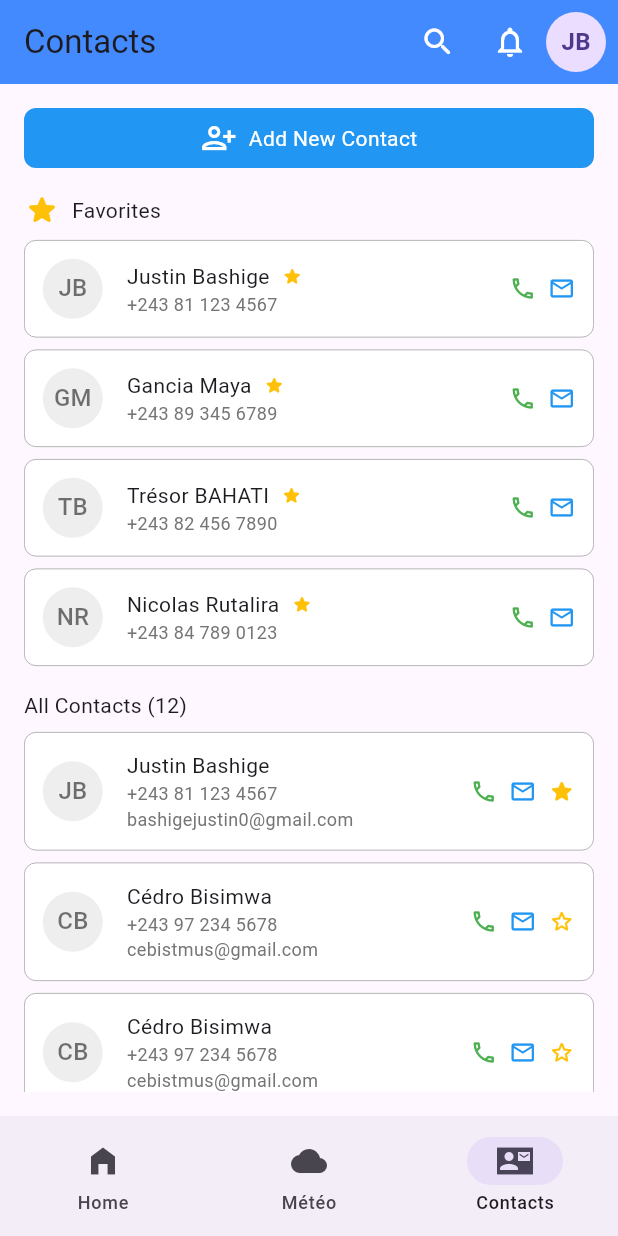
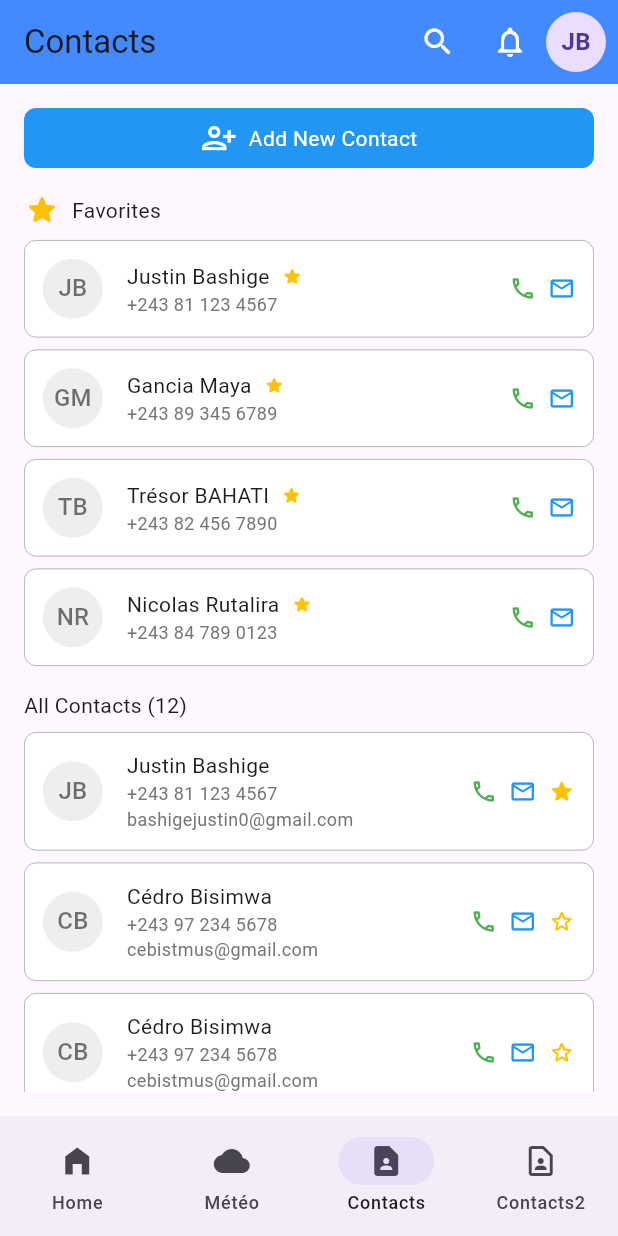
Before and after one commit to gdgocucbukavu/flutter_gdgocucb_rattrapage, a Flutter app: the screen it shows after launch, item 3 of the bottom bar chosen, on a phone screen of 412 x 824 dp. Run offline on Flutter 3.47's test engine with Material 3 defaults, Android fonts, the phone set to English and light mode, and no system bars.

Commit message:
dernière session de rattrapage

```diff
--- a/lib/data/models/contact_model.dart
+++ b/lib/data/models/contact_model.dart
@@ -22,4 +22,9 @@ class ContactModel {
 
   String get fullName => '$firstName $lastName';
   String get initials => '${firstName[0]}${lastName[0]}'.toUpperCase();
+  void changeFavoriteState() {
+    isFavorite = !isFavorite;
+  }
 }
+
+// ValueNotifier<ContactModel> dynamicContactModel = ValueNotifier(_value);
--- a/lib/main.dart
+++ b/lib/main.dart
@@ -1,4 +1,5 @@
 import 'package:flutter/material.dart';
+import 'package:flutter_gdgocucb_rattrapage/routes/routes_names.dart';
 import 'package:flutter_web_plugins/url_strategy.dart';
 
 import 'data/data.dart';
@@ -16,15 +17,16 @@ class MainApp extends StatelessWidget {
   Widget build(BuildContext context) {
     return MaterialApp(
       debugShowCheckedModeBanner: false,
-      initialRoute: '/',
+      initialRoute: RoutesNames.host,
       routes: {
-        '/notifications': (context) => NotificationScreen(),
-        '/profile': (context) => ProfilePage(),
-        '/': (context) => HostPage(),
+        RoutesNames.notifications: (context) => NotificationScreen(),
+        RoutesNames.profile: (context) => ProfilePage(),
+        RoutesNames.host: (context) => HostPage(),
       },
       onGenerateRoute: (routeSettings) {
         // Gestion des routes dynamiques pour /contact-details-<email>
-        if (routeSettings.name?.startsWith('/contact-details-') == true) {
+        if (routeSettings.name?.startsWith(RoutesNames.contactDetails) ==
+            true) {
           final contact = routeSettings.arguments as ContactModel?;
           if (contact != null) {
             return MaterialPageRoute(
@@ -36,7 +38,7 @@ class MainApp extends StatelessWidget {
 
         // Routes statiques
         switch (routeSettings.name) {
-          case '/':
+          case RoutesNames.host:
             return MaterialPageRoute(builder: (context) => HostPage());
           default:
             return MaterialPageRoute(
--- a/lib/pages/contacts_page.dart
+++ b/lib/pages/contacts_page.dart
@@ -1,15 +1,22 @@
 import 'package:flutter/material.dart';
 
 import '../data/data.dart';
+import '../routes/routes.dart';
 
-class ContactsPage extends StatelessWidget {
+class ContactsPage extends StatefulWidget {
   const ContactsPage({super.key});
 
   @override
+  State<ContactsPage> createState() => _ContactsPageState();
+}
+
+class _ContactsPageState extends State<ContactsPage> {
+  @override
   Widget build(BuildContext context) {
-    final favoriteContacts = localContactsData
-        .where((contact) => contact.isFavorite)
-        .toList();
+    final favoriteContacts = localContactsData.where((contact) {
+      setState(() {});
+      return contact.isFavorite;
+    }).toList();
 
     return Scaffold(
       body: Padding(
@@ -90,7 +97,7 @@ class ContactsPage extends StatelessWidget {
   }
 }
 
-class ContactCardView extends StatelessWidget {
+class ContactCardView extends StatefulWidget {
   const ContactCardView({
     super.key,
     required this.currentContact,
@@ -101,12 +108,18 @@ class ContactCardView extends StatelessWidget {
   final bool isFavorite;
 
   @override
+  State<ContactCardView> createState() => _ContactCardViewState();
+}
+
+class _ContactCardViewState extends State<ContactCardView> {
+  @override
   Widget build(BuildContext context) {
     return InkWell(
       onTap: () {
-        final routeName =
-            '/contact-details-${Uri.encodeComponent(currentContact.email)}';
-        Navigator.of(context).pushNamed(routeName, arguments: currentContact);
+        RoutesConfig.goToContactDetails(
+          context,
+          contact: widget.currentContact,
+        );
       },
       child: Container(
         margin: const EdgeInsets.only(bottom: 8),
@@ -126,7 +139,7 @@ class ContactCardView extends StatelessWidget {
                 CircleAvatar(
                   backgroundColor: Colors.grey.shade200,
                   foregroundColor: Colors.black54,
-                  child: Text(currentContact.initials),
+                  child: Text(widget.currentContact.initials),
                 ),
                 Column(
                   crossAxisAlignment: .start,
@@ -134,10 +147,10 @@ class ContactCardView extends StatelessWidget {
                     Row(
                       spacing: 8,
                       children: [
-                        Text(currentContact.fullName),
-                        if (isFavorite)
+                        Text(widget.currentContact.fullName),
+                        if (widget.isFavorite)
                           Icon(
-                            currentContact.isFavorite
+                            widget.currentContact.isFavorite
                                 ? Icons.star_rounded
                                 : Icons.star_outline_rounded,
                             color: Colors.amber,
@@ -146,15 +159,15 @@ class ContactCardView extends StatelessWidget {
                       ],
                     ),
                     Text(
-                      currentContact.phoneNumber,
+                      widget.currentContact.phoneNumber,
                       style: TextStyle(
                         color: Colors.grey.shade600,
                         fontSize: 12,
                       ),
                     ),
-                    if (!isFavorite)
+                    if (!widget.isFavorite)
                       Text(
-                        currentContact.email,
+                        widget.currentContact.email,
                         style: TextStyle(
                           color: Colors.grey.shade600,
                           fontSize: 12,
@@ -169,11 +182,15 @@ class ContactCardView extends StatelessWidget {
               children: [
                 Icon(Icons.phone_outlined, color: Colors.green, size: 18),
                 Icon(Icons.email_outlined, color: Colors.blue, size: 18),
-                if (!isFavorite)
+                if (!widget.isFavorite)
                   GestureDetector(
-                    onTap: () {},
+                    onTap: () {
+                      setState(() {
+                        widget.currentContact.changeFavoriteState();
+                      });
+                    },
                     child: Icon(
-                      currentContact.isFavorite
+                      widget.currentContact.isFavorite
                           ? Icons.star_rounded
                           : Icons.star_outline_rounded,
                       color: Colors.amber,
--- a/lib/pages/host_page.dart
+++ b/lib/pages/host_page.dart
@@ -12,8 +12,19 @@ class HostPage extends StatefulWidget {
 
 class _HostPageState extends State<HostPage> {
   int pageIndex = 0;
-  List pages = [HomePage(), WeatherScreen(), ContactsPage()];
-  List<String> pagesNames = const ["Home", "Météo", 'Contacts'];
+  List pages = [
+    HomePage(),
+    WeatherScreen(),
+    ContactsPage(),
+    ContactsPageWithSearchEngine(),
+  ];
+  List<String> pagesNames = const ["Home", "Météo", 'Contacts', 'Contacts2'];
+  List<IconData> pagesIcons = const [
+    Icons.home_filled,
+    Icons.cloud_rounded,
+    Icons.contact_page,
+    Icons.contact_page_outlined,
+  ];
 
   @override
   Widget build(BuildContext context) {
@@ -27,17 +38,12 @@ class _HostPageState extends State<HostPage> {
             pageIndex = value;
           });
         },
-        destinations: [
-          NavigationDestination(
-            icon: Icon(Icons.home_filled),
-            label: pagesNames.first,
-          ),
-          NavigationDestination(icon: Icon(Icons.cloud), label: pagesNames[1]),
-          NavigationDestination(
-            icon: Icon(Icons.contact_mail_sharp),
-            label: pagesNames[2],
-          ),
-        ],
+        destinations: List.generate(pagesNames.length, (index) {
+          return NavigationDestination(
+            icon: Icon(pagesIcons[index]),
+            label: pagesNames[index],
+          );
+        }),
       ),
     );
   }
--- a/lib/router/routes_names.dart
+++ /dev/null
@@ -1,4 +0,0 @@
-class RoutesNames {
-  static const String home = 'Home';
-  static const String contacts = 'Contacts';
-}
--- a/lib/router/routes_paths.dart
+++ /dev/null
@@ -1,4 +0,0 @@
-class RoutesPaths {
-  static const String home = '/';
-  static const String contacts = '/contacts';
-}
--- /dev/null
+++ b/lib/routes/routes.dart
@@ -0,0 +1,2 @@
+export 'routes_config.dart';
+export 'routes_names.dart';
--- /dev/null
+++ b/lib/routes/routes_config.dart
@@ -0,0 +1,23 @@
+import 'package:flutter/material.dart';
+import 'package:flutter_gdgocucb_rattrapage/data/data.dart';
+
+import 'routes.dart';
+
+class RoutesConfig {
+  static void goToContactDetails(
+    BuildContext context, {
+    required ContactModel contact,
+  }) {
+    final routeName =
+        RoutesNames.contactDetails + Uri.encodeComponent(contact.email);
+    Navigator.of(context).pushNamed(routeName, arguments: contact);
+  }
+
+  static void goToNotification(BuildContext context) {
+    Navigator.of(context).pushNamed(RoutesNames.notifications);
+  }
+
+  static void goToProfile(BuildContext context) {
+    Navigator.of(context).pushNamed(RoutesNames.profile);
+  }
+}
--- /dev/null
+++ b/lib/routes/routes_names.dart
@@ -0,0 +1,6 @@
+class RoutesNames {
+  static const host = "/";
+  static const notifications = "/notifications";
+  static const profile = "/profile";
+  static const contactDetails = "/contact-details-";
+}
--- a/lib/widgets/custom_app_bar.dart
+++ b/lib/widgets/custom_app_bar.dart
@@ -1,4 +1,6 @@
 import 'package:flutter/material.dart';
+
+import '../routes/routes.dart';
 
 AppBar customAppBar(
   BuildContext context, {
@@ -16,13 +18,13 @@ AppBar customAppBar(
         ),
       IconButton(
         onPressed: () {
-          Navigator.pushNamed(context, "/notifications");
+          RoutesConfig.goToNotification(context);
         },
         icon: Icon(Icons.notifications_outlined, color: Colors.white),
       ),
       InkWell(
         onTap: () {
-          Navigator.pushNamed(context, "/profile");
+          RoutesConfig.goToProfile(context);
         },
         child: Container(
           margin: const EdgeInsets.only(right: 8.0),
```
Also changed, not shown: lib/pages/contacts_page_with_search_engine.dart (+0 -12 lines), lib/router/routes_config.dart (deleted, +0 -33 lines).
